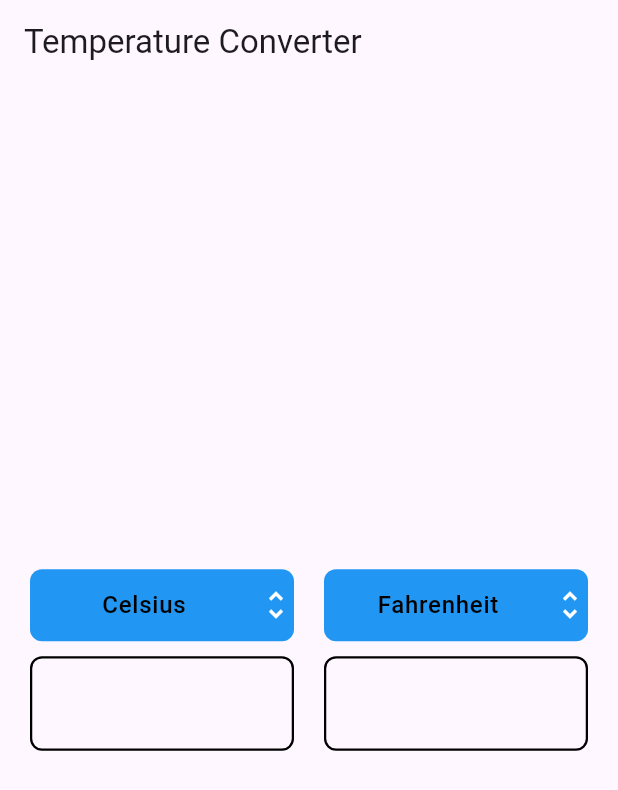
After one commit to yahia-safwat/temperature_converter, a Flutter app: the screen it shows after launch, on a phone screen of 412 x 824 dp. The commit adds this screen. Shown: the top 790 px of the screen. Run offline on Flutter 3.47's test engine with Material 3 defaults, Android fonts, the phone set to English and light mode, and no system bars; our stand-ins replace flutter_bloc.

Commit message:
Added Bloc

```diff
--- /dev/null
+++ b/lib/core/enums/temperature_field.dart
@@ -0,0 +1 @@
+enum TemperatureField { leftToRight, rightToLeft }
--- a/lib/features/convert_temperature/data/repositories/temperature_repository_impl.dart
+++ b/lib/features/convert_temperature/data/repositories/temperature_repository_impl.dart
@@ -5,8 +5,8 @@ import '../../domain/repositories/temperature_repository.dart';
 
 class TemperatureRepositoryImpl implements TemperatureRepository {
   @override
-  Future<TemperatureEntity> convertTemperature(
-      double value, String fromUnit, String toUnit) async {
+  TemperatureEntity convertTemperature(
+      double value, String fromUnit, String toUnit) {
     try {
       final convertedValue =
           TemperatureConverter.convert(value, fromUnit, toUnit);
--- a/lib/features/convert_temperature/domain/repositories/temperature_repository.dart
+++ b/lib/features/convert_temperature/domain/repositories/temperature_repository.dart
@@ -1,6 +1,6 @@
 import '../entities/temperature_entity.dart';
 
 abstract class TemperatureRepository {
-  Future<TemperatureEntity> convertTemperature(
+  TemperatureEntity convertTemperature(
       double value, String fromUnit, String toUnit);
 }
--- a/lib/features/convert_temperature/domain/usecases/convert_temperature_usecase.dart
+++ b/lib/features/convert_temperature/domain/usecases/convert_temperature_usecase.dart
@@ -6,13 +6,13 @@ class ConvertTemperatureUseCase {
 
   ConvertTemperatureUseCase({required this.repository});
 
-  Future<TemperatureEntity> call({
+  TemperatureEntity call({
     required double value,
     required String fromUnit,
     required String toUnit,
-  }) async {
+  }) {
     final convertedTemperature =
-        await repository.convertTemperature(value, fromUnit, toUnit);
+        repository.convertTemperature(value, fromUnit, toUnit);
     return convertedTemperature;
   }
 }
--- /dev/null
+++ b/lib/features/convert_temperature/presentation/blocs/temperature_converter/temperature_converter_bloc.dart
@@ -0,0 +1,33 @@
+import 'dart:async';
+import 'package:flutter_bloc/flutter_bloc.dart';
+
+import '../../../../../core/enums/temperature_field.dart';
+import '../../../domain/usecases/convert_temperature_usecase.dart';
+
+part 'temperature_converter_event.dart';
+part 'temperature_converter_state.dart';
+
+class TemperatureConverterBloc
+    extends Bloc<TemperatureConverterEvent, TemperatureConverterState> {
+  final ConvertTemperatureUseCase convertTemperatureUseCase;
+  TemperatureConverterBloc(this.convertTemperatureUseCase)
+      : super(TemperatureConverterInitial()) {
+    on<ConvertTemperature>(_onConvertTemperature);
+  }
+
+  FutureOr<void> _onConvertTemperature(
+      ConvertTemperature event, Emitter<TemperatureConverterState> emit) {
+    final result = convertTemperatureUseCase(
+      value: event.value,
+      fromUnit: event.fromUnit,
+      toUnit: event.toUnit,
+    );
+
+    emit(TemperatureConverterSuccess(
+      value: event.value,
+      convertedValue: result.value,
+      unit: result.unit,
+      field: event.field,
+    ));
+  }
+}
--- /dev/null
+++ b/lib/features/convert_temperature/presentation/blocs/temperature_converter/temperature_converter_event.dart
@@ -0,0 +1,17 @@
+part of 'temperature_converter_bloc.dart';
+
+sealed class TemperatureConverterEvent {}
+
+class ConvertTemperature extends TemperatureConverterEvent {
+  final double value;
+  final String fromUnit;
+  final String toUnit;
+  final TemperatureField field;
+
+  ConvertTemperature({
+    required this.value,
+    required this.fromUnit,
+    required this.toUnit,
+    required this.field,
+  });
+}
--- /dev/null
+++ b/lib/features/convert_temperature/presentation/blocs/temperature_converter/temperature_converter_state.dart
@@ -0,0 +1,19 @@
+part of 'temperature_converter_bloc.dart';
+
+sealed class TemperatureConverterState {}
+
+final class TemperatureConverterInitial extends TemperatureConverterState {}
+
+class TemperatureConverterSuccess extends TemperatureConverterState {
+  final double value;
+  final double convertedValue;
+  final String unit;
+  final TemperatureField field;
+
+  TemperatureConverterSuccess({
+    required this.value,
+    required this.convertedValue,
+    required this.unit,
+    required this.field,
+  });
+}
--- /dev/null
+++ b/lib/features/convert_temperature/presentation/screens/home/widgets/home_body.dart
@@ -0,0 +1,198 @@
+import 'package:flutter/material.dart';
+import 'package:flutter_bloc/flutter_bloc.dart';
+
+import '../../../../../../core/enums/temperature_field.dart';
+import '../../../blocs/temperature_converter/temperature_converter_bloc.dart';
+import '../../../widgets/custom_text_form_field.dart';
+import '../../../widgets/dropdown_item.dart';
+
+class HomeBody extends StatefulWidget {
+  const HomeBody({super.key});
+
+  @override
+  State<HomeBody> createState() => _HomeBodyState();
+}
+
+class _HomeBodyState extends State<HomeBody> {
+  // list for dropdown items
+  final List<String> temperatures = ['Celsius', 'Fahrenheit', 'Kelvin'];
+
+  // initial selected dropdown value
+  String selectedTemp1 = 'Celsius';
+  String selectedTemp2 = 'Fahrenheit';
+
+  @override
+  Widget build(BuildContext context) {
+    final bloc = BlocProvider.of<TemperatureConverterBloc>(context);
+    return Padding(
+      padding: const EdgeInsets.all(20.0),
+      child: Center(
+        child: Row(
+          crossAxisAlignment: CrossAxisAlignment.center,
+          children: [
+            Expanded(
+              child: Column(
+                mainAxisAlignment: MainAxisAlignment.center,
+                children: [
+                  BlocBuilder<TemperatureConverterBloc,
+                      TemperatureConverterState>(
+                    builder: (context, state) {
+                      switch (state) {
+                        case TemperatureConverterInitial():
+                          return Column(
+                            children: [
+                              DropdownItem(
+                                selectedTemp: selectedTemp1,
+                                temperatures: temperatures,
+                                onChanged: (value) {
+                                  setState(() {
+                                    selectedTemp1 = value.toString();
+                                  });
+                                },
+                              ),
+                              const SizedBox(height: 10),
+                              CustomTextFormField(
+                                tempController: TextEditingController(),
+                                onChanged: (value) {
+                                  // Add ConvertTemperature event
+                                  bloc.add(
+                                    ConvertTemperature(
+                                      value: double.tryParse(value) ?? 0.0,
+                                      fromUnit: selectedTemp1,
+                                      toUnit: selectedTemp2,
+                                      field: TemperatureField.leftToRight,
+                                    ),
+                                  );
+                                },
+                              ),
+                            ],
+                          );
+
+                        case TemperatureConverterSuccess():
+                          return Column(
+                            children: [
+                              DropdownItem(
+                                selectedTemp: selectedTemp1,
+                                temperatures: temperatures,
+                                onChanged: (value) {
+                                  setState(() {
+                                    selectedTemp1 = value.toString();
+                                  });
+                                },
+                              ),
+                              const SizedBox(height: 10),
+                              CustomTextFormField(
+                                tempController: TextEditingController(
+                                    text: state.field ==
+                                            TemperatureField.leftToRight
+                                        ? state.value.toString()
+                                        : state.convertedValue.toString()),
+                                onChanged: (value) {
+                                  // Add ConvertTemperature event
+                                  bloc.add(
+                                    ConvertTemperature(
+                                      value: double.tryParse(value) ?? 0.0,
+                                      fromUnit: selectedTemp1,
+                                      toUnit: selectedTemp2,
+                                      field: TemperatureField.rightToLeft,
+                                    ),
+                                  );
+                                },
+                              ),
+                            ],
+                          );
+
+                        default:
+                          return const CircularProgressIndicator();
+                      }
+                    },
+                  ),
+                ],
+              ),
+            ),
+            const SizedBox(width: 20),
+            Expanded(
+              child: Column(
+                mainAxisAlignment: MainAxisAlignment.center,
+                children: [
+                  BlocBuilder<TemperatureConverterBloc,
+                      TemperatureConverterState>(
+                    builder: (context, state) {
+                      switch (state) {
+                        case TemperatureConverterInitial():
+                          return Column(
+                            children: [
+                              DropdownItem(
+                                selectedTemp: selectedTemp2,
+                                temperatures: temperatures,
+                                onChanged: (value) {
+                                  setState(() {
+                                    selectedTemp2 = value.toString();
+                                  });
+                                },
+                              ),
+                              const SizedBox(height: 10),
+                              CustomTextFormField(
+                                tempController: TextEditingController(),
+                                onChanged: (value) {
+                                  // Add ConvertTemperature event
+                                  bloc.add(
+                                    ConvertTemperature(
+                                      value: double.tryParse(value) ?? 0.0,
+                                      fromUnit: selectedTemp2,
+                                      toUnit: selectedTemp1,
+                                      field: TemperatureField.rightToLeft,
+                                    ),
+                                  );
+                                },
+                              ),
+                            ],
+                          );
+
+                        case TemperatureConverterSuccess():
+                          return Column(
+                            children: [
+                              DropdownItem(
+                                selectedTemp: selectedTemp2,
+                                temperatures: temperatures,
+                                onChanged: (value) {
+                                  setState(() {
+                                    selectedTemp2 = value.toString();
+                                  });
+                                },
+                              ),
+                              const SizedBox(height: 10),
+                              CustomTextFormField(
+                                tempController: TextEditingController(
+                                    text: state.field ==
+                                            TemperatureField.rightToLeft
+                                        ? state.value.toString()
+                                        : state.convertedValue.toString()),
+                                onChanged: (value) {
+                                  // Add ConvertTemperature event
+                                  bloc.add(
+                                    ConvertTemperature(
+                                      value: double.tryParse(value) ?? 0.0,
+                                      fromUnit: selectedTemp2,
+                                      toUnit: selectedTemp1,
+                                      field: TemperatureField.rightToLeft,
+                                    ),
+                                  );
+                                },
+                              ),
+                            ],
+                          );
+                        default:
+                          return const CircularProgressIndicator();
+                      }
+                    },
+                  ),
+                ],
+              ),
+            ),
+          ],
+        ),
+      ),
+    );
+  }
+}
--- a/lib/features/convert_temperature/presentation/widgets/custom_text_form_field.dart
+++ b/lib/features/convert_temperature/presentation/widgets/custom_text_form_field.dart
@@ -4,11 +4,11 @@ import '../../../../core/styles/custom_input_styles.dart';
 
 class CustomTextFormField extends StatelessWidget {
   final TextEditingController tempController;
-  final String selectedTemp;
+  final void Function(String)? onChanged;
   const CustomTextFormField({
     super.key,
     required this.tempController,
-    required this.selectedTemp,
+    this.onChanged,
   });
 
   @override
@@ -25,6 +25,13 @@ class CustomTextFormField extends StatelessWidget {
       child: TextFormField(
         controller: tempController,
         keyboardType: TextInputType.number,
+        onChanged: (value) {
+          onChanged!(value);
+          // Move the cursor to the end of the text
+          tempController.selection = TextSelection.fromPosition(
+            TextPosition(offset: tempController.text.length),
+          );
+        },
         decoration: InputStyles.customInputDecoration(
           border: InputBorder.none,
         ),
--- a/pubspec.yaml
+++ b/pubspec.yaml
@@ -34,6 +34,7 @@ dependencies:
   # The following adds the Cupertino Icons font to your application.
   # Use with the CupertinoIcons class for iOS style icons.
   cupertino_icons: ^1.0.6
+  flutter_bloc: ^8.1.5
 
 dev_dependencies:
   flutter_test:
```
Also changed, not shown: lib/features/convert_temperature/presentation/screens/home/home_screen.dart (+15 -91 lines), pubspec.lock.
